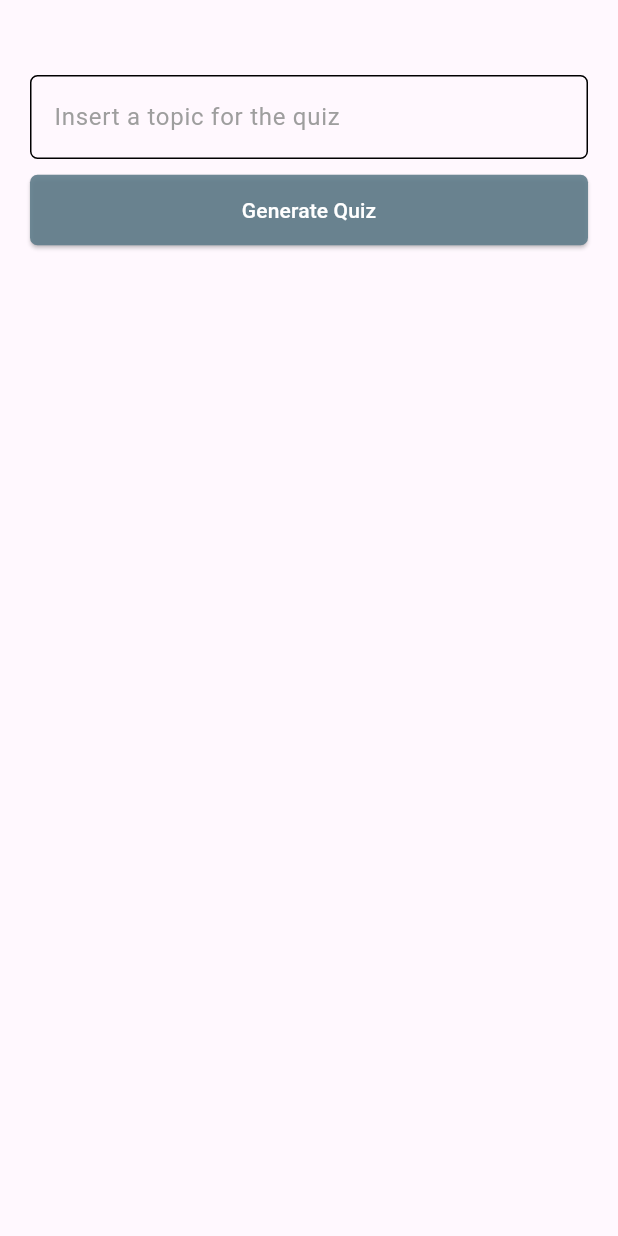
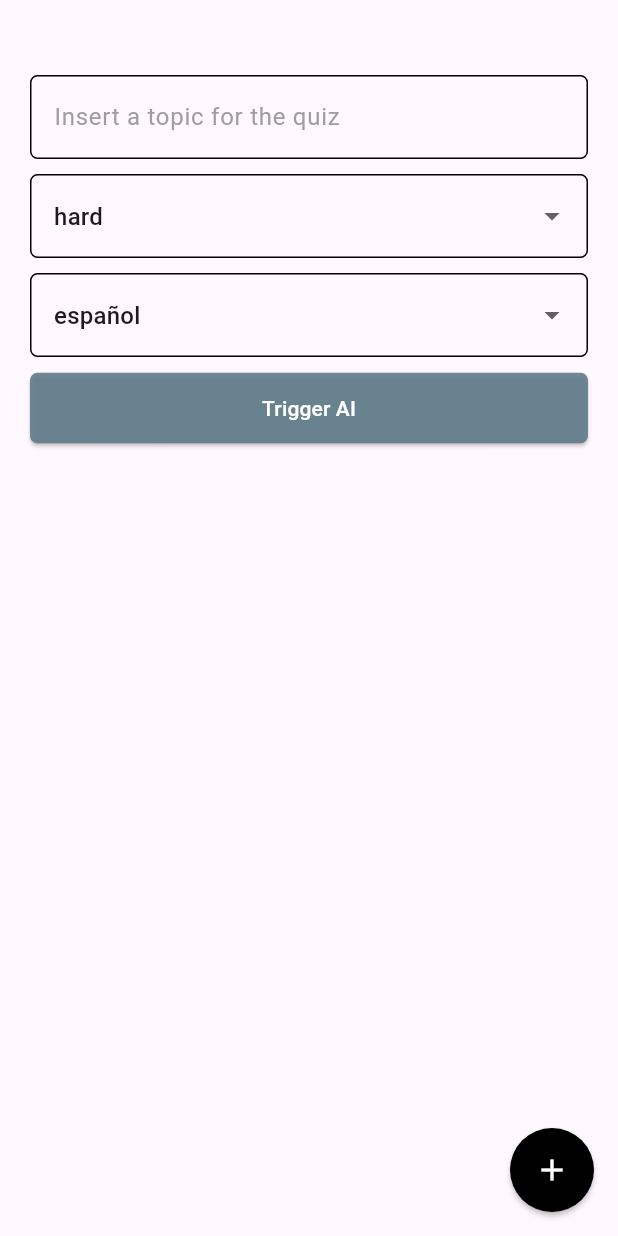
Before and after one commit to matiasespina1991/ai_quiz_maker, a Flutter app: the screen it shows after launch, on a phone screen of 412 x 824 dp. Run offline on Flutter 3.47's test engine with Material 3 defaults, Android fonts, the phone set to English and light mode, and no system bars; drawn by our look-alikes of flutter_speed_dial, skeletonizer; our stand-ins replace cloud_firestore, connectivity_plus, device_info_plus, firebase_auth, firebase_core, firebase_vertexai and 9 more; accounts and stored records are empty; project files that could hold a hidden picture were left out.

Commit message:
Difficulty and language added!

```diff
--- a/lib/models/quiz_model.dart
+++ b/lib/models/quiz_model.dart
@@ -1,16 +1,16 @@
-class QuizQuestion {
+class QuizModel {
   final String question;
   final Map<String, String> options;
   final String correctAnswer;
 
-  QuizQuestion({
+  QuizModel({
     required this.question,
     required this.options,
     required this.correctAnswer,
   });
 
-  factory QuizQuestion.fromJson(Map<String, dynamic> json) {
-    return QuizQuestion(
+  factory QuizModel.fromJson(Map<String, dynamic> json) {
+    return QuizModel(
       question: json['question'],
       options: Map<String, String>.from(json['options']),
       correctAnswer: json['correct_answer'],
@@ -26,17 +26,16 @@ class QuizQuestion {
   }
 }
 
-class Quiz {
-  final List<QuizQuestion> quiz;
+class GeminiQuizResponse {
+  final List<QuizModel> quiz;
 
-  Quiz({required this.quiz});
+  GeminiQuizResponse({required this.quiz});
 
-  factory Quiz.fromJson(Map<String, dynamic> json) {
+  factory GeminiQuizResponse.fromJson(Map<String, dynamic> json) {
     var list = json['quiz'] as List;
-    List<QuizQuestion> quizList =
-        list.map((i) => QuizQuestion.fromJson(i)).toList();
+    List<QuizModel> quizList = list.map((i) => QuizModel.fromJson(i)).toList();
 
-    return Quiz(quiz: quizList);
+    return GeminiQuizResponse(quiz: quizList);
   }
 
   Map<String, dynamic> toJson() {
--- a/lib/screens/common/home_screen/home_screen.dart
+++ b/lib/screens/common/home_screen/home_screen.dart
@@ -3,10 +3,8 @@ import 'package:ai_quiz_maker_app/widgets/LoadingCircle/loading_circle.dart';
 import 'package:flutter/material.dart';
 import 'package:flutter_riverpod/flutter_riverpod.dart';
 import 'package:skeletonizer/skeletonizer.dart';
-
 import 'package:ai_quiz_maker_app/app_settings/app_general_settings.dart';
 import 'package:ai_quiz_maker_app/widgets/AppScaffold/app_scaffold.dart';
-
 import '../../../generated/l10n.dart';
 import '../../../providers/providers_all.dart';
 import '../../../services/gemini_service.dart';
@@ -25,10 +23,13 @@ class _HomeScreenState extends ConsumerState<HomeScreen> {
   ValueNotifier<bool> isDialOpen = ValueNotifier(false);
   bool quizIsBeingGenerated = false;
   static TextEditingController _topicController = TextEditingController();
-  Quiz? _quiz;
+  GeminiQuizResponse? _quiz;
   final PageController _pageController = PageController();
   int _currentPage = 0;
   Map<int, String?> _selectedAnswers = {};
+
+  String _selectedDifficulty = 'hard';
+  String _selectedLanguage = 'español';
 
   @override
   void initState() {
@@ -46,7 +47,6 @@ class _HomeScreenState extends ConsumerState<HomeScreen> {
   Widget build(BuildContext context) {
     return AppScaffold(
       isProtected: true,
-      hideFloatingSpeedDialMenu: true,
       appBarTitle: S.of(context).homeScreenTitle,
       body: SingleChildScrollView(
         child: Column(
@@ -58,6 +58,48 @@ class _HomeScreenState extends ConsumerState<HomeScreen> {
               decoration: const InputDecoration(
                 border: OutlineInputBorder(),
                 hintText: 'Insert a topic for the quiz',
+                hintStyle: TextStyle(color: Colors.grey),
+              ),
+            ),
+            const SizedBox(height: 10),
+            DropdownButtonFormField<String>(
+              value: _selectedDifficulty,
+              onChanged: (String? newValue) {
+                setState(() {
+                  _selectedDifficulty = newValue!;
+                });
+              },
+              items: <String>['easy', 'medium', 'hard', 'very hard']
+                  .map<DropdownMenuItem<String>>((String value) {
+                return DropdownMenuItem<String>(
+                  value: value,
+                  child: Text(value),
+                );
+              }).toList(),
+              decoration: const InputDecoration(
+                border: OutlineInputBorder(),
+                hintText: 'Select difficulty',
+                hintStyle: TextStyle(color: Colors.grey),
+              ),
+            ),
+            const SizedBox(height: 10),
+            DropdownButtonFormField<String>(
+              value: _selectedLanguage,
+              onChanged: (String? newValue) {
+                setState(() {
+                  _selectedLanguage = newValue!;
+                });
+              },
+              items: <String>['english', 'español']
+                  .map<DropdownMenuItem<String>>((String value) {
+                return DropdownMenuItem<String>(
+                  value: value,
+                  child: Text(value),
+                );
+              }).toList(),
+              decoration: const InputDecoration(
+                border: OutlineInputBorder(),
+                hintText: 'Select language',
                 hintStyle: TextStyle(color: Colors.grey),
               ),
             ),
@@ -80,7 +122,8 @@ class _HomeScreenState extends ConsumerState<HomeScreen> {
                 try {
                   final quiz = await geminiService.generateQuiz(
                     topic: _topicController.text,
-                    difficulty: 'hard',
+                    difficulty: _selectedDifficulty,
+                    language: _selectedLanguage,
                   );
 
                   log(quiz.toJson().toString());
@@ -108,7 +151,7 @@ class _HomeScreenState extends ConsumerState<HomeScreen> {
                         color: Colors.white.withOpacity(0.9),
                       ),
                     )
-                  : const Text('Generate Quiz'),
+                  : const Text('Trigger AI'),
             ),
             const SizedBox(height: 20),
             _quiz != null
@@ -158,7 +201,7 @@ class _HomeScreenState extends ConsumerState<HomeScreen> {
     );
   }
 
-  Widget _buildQuizPage(int index, QuizQuestion question) {
+  Widget _buildQuizPage(int index, QuizModel question) {
     return Padding(
       padding: const EdgeInsets.all(10),
       child: Card(
--- a/lib/services/gemini_service.dart
+++ b/lib/services/gemini_service.dart
@@ -19,12 +19,13 @@ class GeminiService {
     }
   }
 
-  Future<Quiz> generateQuiz({
+  Future<GeminiQuizResponse> generateQuiz({
     required String topic,
     required String difficulty,
+    required String language,
   }) async {
     final prompt = '''
-    Generate a JSON object with 5 multiple-choice questions about the topic "${topic}". The questions should be of "${difficulty}" difficulty. Each question should have four answer options labeled as A, B, C, and D, and include the correct answer. THE QUESTIONS AND ANSWERS MUST BE IN SPANISH, THIS IS AN APP ORIENTED TO SPANISH-SPEAKERS. Please dont use any code character that could break the json like a "". The JSON structure should look like this:
+    Generate a JSON object with 5 multiple-choice questions about the topic "${topic}". The questions should be of "${difficulty}" difficulty and in "${language}". Each question should have four answer options labeled as A, B, C, and D, and include the correct answer. Please avoid using any code character that could break the json like a "". The JSON structure should look like this:
     {
       "quiz": [
         {
@@ -50,7 +51,7 @@ class GeminiService {
       }
 
       final jsonResponse = _extractJson(response.text!);
-      return Quiz.fromJson(jsonDecode(jsonResponse));
+      return GeminiQuizResponse.fromJson(jsonDecode(jsonResponse));
     } catch (e, stackTrace) {
       await ErrorReportingService.reportError(e, stackTrace, null,
           screen: 'GeminiService',
```
Also changed, not shown: 1 other file.
